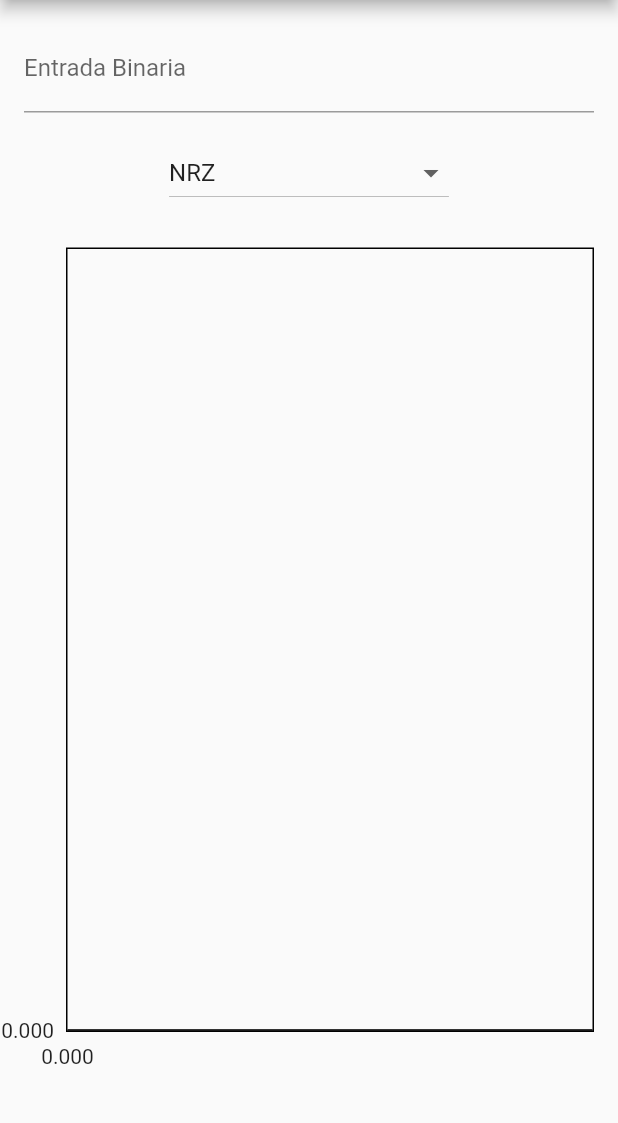
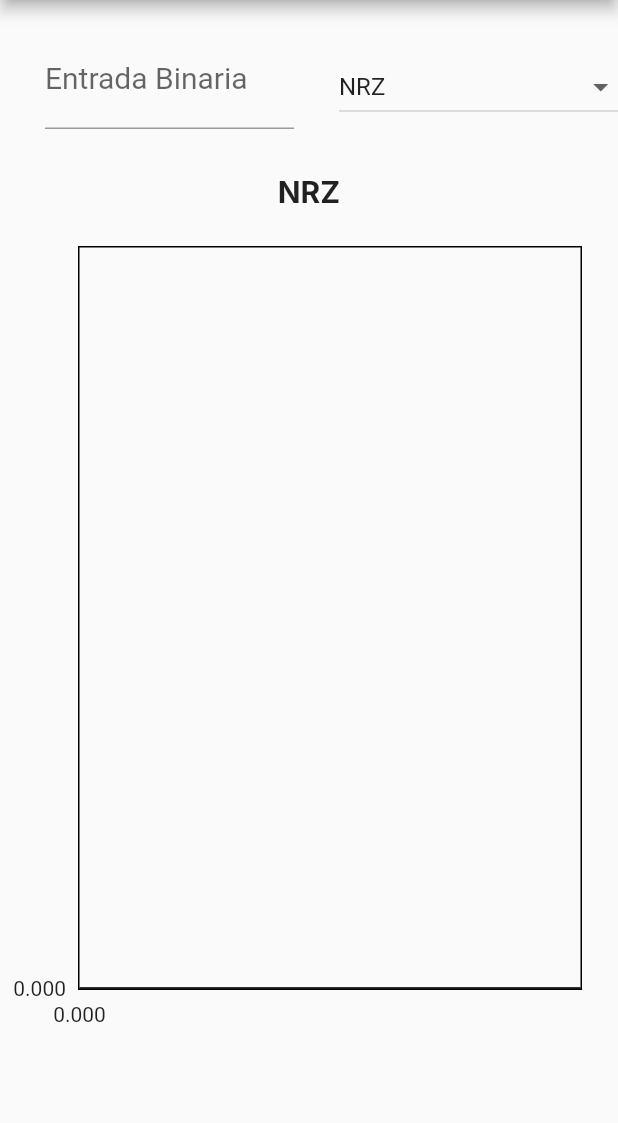
Before and after one commit to fontsignacio/binary-signal, a Flutter app: the screen it shows after launch, on a phone screen of 412 x 824 dp, the part 84-1207 px from its top. Run offline on Flutter 3.47's test engine with Material 2 defaults, Android fonts, the phone set to English and light mode, and no system bars; drawn by our look-alikes of fl_chart; Roboto replaces fonts that are missing (Inter).

Commit message:
Mejora de GUI

```diff
--- a/binary_signal/lib/main.dart
+++ b/binary_signal/lib/main.dart
@@ -1,7 +1,6 @@
 import 'package:flutter/material.dart';
 import 'package:fl_chart/fl_chart.dart';
 import 'package:flutter/services.dart';
-
 
 void main() {
   runApp(const MyApp());
@@ -29,7 +28,8 @@ class BinarySignalChart extends StatefulWidget {
 class _BinarySignalChartState extends State<BinarySignalChart> {
   String binaryInput = '';
   List<double> signalData = [];
-  String selectedSignalType = 'NRZ'; // Inicialmente selecciona NRZ
+  List<double> signalDataDefault = [];
+  String selectedSignalType = 'NRZ';
 
   @override
   Widget build(BuildContext context) {
@@ -39,29 +39,45 @@ class _BinarySignalChartState extends State<BinarySignalChart> {
         backgroundColor: Colors.amber,
       ),
       body: Column(
-        mainAxisAlignment: MainAxisAlignment.center,
+        mainAxisAlignment: MainAxisAlignment.start,
         children: [
-          Padding(
-            padding: const EdgeInsets.all(16.0),
+          const SizedBox(height: 20),
+          Row(
+            children: [
+              SizedBox(
+                width: MediaQuery.of(context).size.width * 0.5,
+                child: Padding(
+                  padding:
+                      const EdgeInsets.only(left: 30, bottom: 10, right: 10),
                   child: TextField(
+                    style: const TextStyle(fontSize: 20),
                     keyboardType: TextInputType.number,
-              inputFormatters: [FilteringTextInputFormatter.allow(RegExp(r'[0-1]'))],
+                    inputFormatters: [
+                      FilteringTextInputFormatter.allow(RegExp(r'[0-1]')),
+                      LengthLimitingTextInputFormatter(8),
+                    ],
                     onChanged: (value) {
                       setState(() {
                         binaryInput = value;
                         generateSignalData(binaryInput, selectedSignalType);
+                        signalByDefault(binaryInput, selectedSignalType);
                       });
                     },
-              decoration: const InputDecoration(labelText: 'Entrada Binaria'),
+                    decoration:
+                        const InputDecoration(labelText: 'Entrada Binaria'),
                   ),
                 ),
-          // Agrega un Dropdown para seleccionar el tipo de señal
-          DropdownButton<String>(
+              ),
+              Padding(
+                padding: const EdgeInsets.only(left: 20),
+                child: DropdownButton<String>(
+                  dropdownColor: Colors.white,
                   value: selectedSignalType,
                   onChanged: (String? newValue) {
                     setState(() {
                       selectedSignalType = newValue!;
                       generateSignalData(binaryInput, selectedSignalType);
+                      signalByDefault(binaryInput, selectedSignalType);
                     });
                   },
                   items: <String>[
@@ -71,8 +87,6 @@ class _BinarySignalChartState extends State<BinarySignalChart> {
                     'Manchester',
                     'ManchesterDifferential',
                     'AMI',
-              'B8ZS',
-              'HDB3'
                   ].map<DropdownMenuItem<String>>((String value) {
                     return DropdownMenuItem<String>(
                       value: value,
@@ -80,18 +94,25 @@ class _BinarySignalChartState extends State<BinarySignalChart> {
                     );
                   }).toList(),
                 ),
-          const SizedBox(height: 10),
+              ),
+            ],
+          ),
+          const SizedBox(height: 20),
+          const Text('NRZ',
+              style: TextStyle(
+                  fontFamily: 'Inter',
+                  fontSize: 20,
+                  fontWeight: FontWeight.bold)),
           Expanded(
+            child: Padding(
+              padding: const EdgeInsets.all(8.0),
               child: LineChart(
                 LineChartData(
                   titlesData: const FlTitlesData(
                       topTitles: AxisTitles(
                         axisNameWidget: Text(''),
                       ),
-                rightTitles: AxisTitles(
-                  axisNameWidget: Text('')
-                )
-              ),
+                      rightTitles: AxisTitles(axisNameWidget: Text(''))),
                   extraLinesData: ExtraLinesData(
                     horizontalLines: [
                       HorizontalLine(
@@ -103,21 +124,73 @@ class _BinarySignalChartState extends State<BinarySignalChart> {
                   lineBarsData: [
                     LineChartBarData(
                       color: Colors.red,
-                  spots: signalData
-                      .asMap()
-                      .entries
-                      .expand((entry) {
+                      spots: signalDataDefault.asMap().entries.expand((entry) {
                         // Mapear puntos para mantener una línea horizontal en cambios de bit
-                        if (entry.key > 0 && signalData[entry.key - 1] != entry.value) {
+                        if (entry.key > 0 &&
+                            signalDataDefault[entry.key - 1] != entry.value) {
                           return [
-                            FlSpot(entry.key.toDouble() / 2, signalData[entry.key - 1] * 5),
-                            FlSpot(entry.key.toDouble() / 2, entry.value * 5)
+                            FlSpot(entry.key.toDouble() / 2,
+                                signalDataDefault[entry.key - 1]),
+                            FlSpot(entry.key.toDouble() / 2, entry.value)
                           ];
                         }
-                        return [FlSpot(entry.key.toDouble() / 2, entry.value * 5)];
+                        return [FlSpot(entry.key.toDouble() / 2, entry.value)];
                       }).toList(),
                     ),
                   ],
+                ),
+              ),
+            ),
+          ),
+          const SizedBox(height: 20),
+          Visibility(
+              visible: selectedSignalType != 'NRZ',
+              child: Text(selectedSignalType,
+                  style: const TextStyle(
+                      fontFamily: 'Inter',
+                      fontSize: 20,
+                      fontWeight: FontWeight.bold))),
+          Visibility(
+            visible: selectedSignalType != 'NRZ',
+            child: Expanded(
+              child: Padding(
+                padding: const EdgeInsets.all(8.0),
+                child: LineChart(
+                  LineChartData(
+                    titlesData: const FlTitlesData(
+                        topTitles: AxisTitles(
+                          axisNameWidget: Text(''),
+                        ),
+                        rightTitles: AxisTitles(axisNameWidget: Text(''))),
+                    extraLinesData: ExtraLinesData(
+                      horizontalLines: [
+                        HorizontalLine(
+                          y: 0,
+                          color: Colors.black.withOpacity(0.8),
+                        ),
+                      ],
+                    ),
+                    lineBarsData: [
+                      LineChartBarData(
+                        color: Colors.red,
+                        spots: signalData.asMap().entries.expand((entry) {
+                          // Mapear puntos para mantener una línea horizontal en cambios de bit
+                          if (entry.key > 0 &&
+                              signalData[entry.key - 1] != entry.value) {
+                            return [
+                              FlSpot(entry.key.toDouble() / 2,
+                                  signalData[entry.key - 1]),
+                              FlSpot(entry.key.toDouble() / 2, entry.value)
+                            ];
+                          }
+                          return [
+                            FlSpot(entry.key.toDouble() / 2, entry.value)
+                          ];
+                        }).toList(),
+                      ),
+                    ],
+                  ),
+                ),
               ),
             ),
           ),
@@ -125,6 +198,12 @@ class _BinarySignalChartState extends State<BinarySignalChart> {
         ],
       ),
     );
+  }
+
+  List<double> signalByDefault(String binaryInput, String signalType) {
+    List<int> binaryList = binaryInput.split('').map(int.parse).toList();
+    signalDataDefault = generateNRZSignal(binaryList);
+    return signalDataDefault;
   }
 
   void generateSignalData(String binaryInput, String signalType) {
@@ -147,15 +226,8 @@ class _BinarySignalChartState extends State<BinarySignalChart> {
         break;
       case 'AMI':
         signalData = generateAMISignal(binaryList);
-        break;/*
-      case 'B8ZS':
-        signalData = generateB8ZSSignal(binaryList);
         break;
-      case 'HDB3':
-        signalData = generateHDB3Signal(binaryList);
-        break; */
       default:
-        // Implementación de señal por defecto (NRZ)
         signalData = generateNRZSignal(binaryList);
     }
   }
@@ -185,7 +257,6 @@ class _BinarySignalChartState extends State<BinarySignalChart> {
       if (binaryList[i] == 1) {
         invert = !invert;
       }
-
       if (invert) {
         signal.addAll(List.filled(4, -1.0));
       } else {
@@ -223,20 +294,20 @@ class _BinarySignalChartState extends State<BinarySignalChart> {
     return signal;
   }
 
-
   List<double> generateManchesterDifferentialSignal(List<int> binaryList) {
     List<double> signal = [];
-  bool positive = binaryList.isNotEmpty? binaryList[0] == 1 : true;
+    bool positive = binaryList.isNotEmpty ? binaryList[0] == 1 : true;
 
     for (int i = 0; i < binaryList.length; i++) {
       if (binaryList[i] == 0) {
         // Transición continua para el bit 0
         signal.add(positive ? 1.0 : -1.0); // Cambia al voltaje opuesto
       } else {
-      if(i == 0) signal.add(1.0);
+        if (i == 0) signal.add(1.0);
         // Transición solo a la mitad del intervalo de tiempo para el bit 1
         positive = !positive; // Invierte el nivel de voltaje a mitad de bit
-      signal.add(positive ? 1.0 : -1.0); // Cambia a voltaje opuesto a mitad de bit
+        signal.add(
+            positive ? 1.0 : -1.0); // Cambia a voltaje opuesto a mitad de bit
       }
       // Mantiene el mismo voltaje para la segunda mitad del bit
       signal.add(positive ? -1.0 : 1.0);
@@ -263,5 +334,4 @@ List<double> generateManchesterDifferentialSignal(List<int> binaryList) {
     }
     return signal;
   }
-
 }
```
Also changed, not shown: 6 other files. Lines whose indentation alone changed are shown as unchanged.
